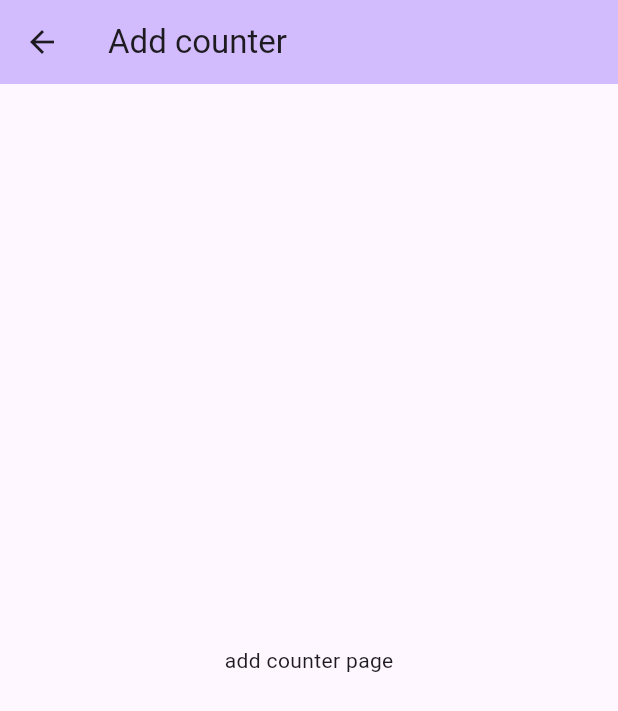
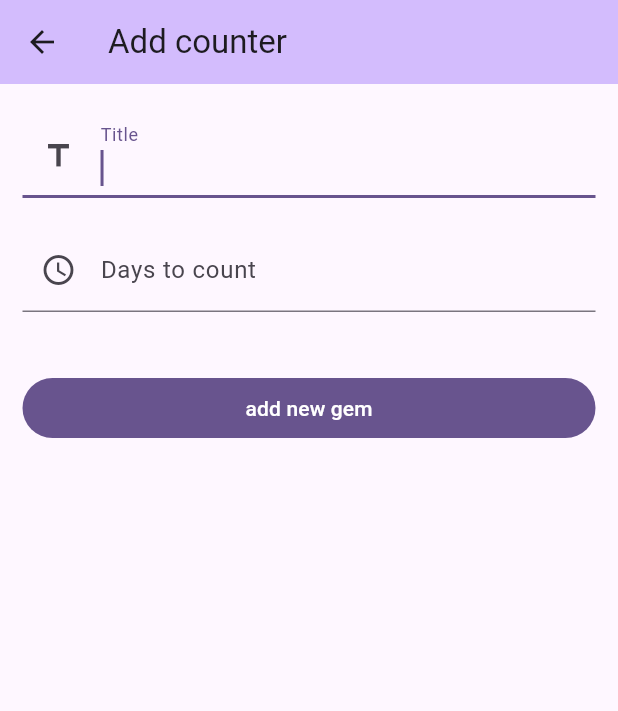
Before and after one commit to igieske/oyics, a Flutter app: the AddCounterPage screen opened by its route, on a phone screen of 412 x 824 dp. Shown: the top 711 px of the screen. Run offline on Flutter 3.47's test engine with Material 3 defaults, Android fonts, the phone set to English and light mode, and no system bars; our stand-ins replace go_router.

Commit message:
Add counter page: add form with title and days count fields.

```diff
--- a/lib/pages/add-counter.dart
+++ b/lib/pages/add-counter.dart
@@ -1,7 +1,21 @@
+import 'package:flutter/cupertino.dart';
 import 'package:flutter/material.dart';
+import 'package:go_router/go_router.dart';
+import 'package:oyics/main.dart';
 
-class AddCounterPage extends StatelessWidget {
+class AddCounterPage extends StatefulWidget {
   const AddCounterPage({super.key});
+
+  @override
+  State<AddCounterPage> createState() => _AddCounterPageState();
+}
+
+class _AddCounterPageState extends State<AddCounterPage> {
+
+  Map<String, String?> formData = {};
+  final _addCounterFormKey = GlobalKey<FormState>();
+  final TextEditingController counterTitleController = TextEditingController();
+  final TextEditingController daysToCountController = TextEditingController();
 
   @override
   Widget build(BuildContext context) {
@@ -10,8 +24,64 @@ class AddCounterPage extends StatelessWidget {
         backgroundColor: Theme.of(context).colorScheme.inversePrimary,
         title: const Text('Add counter'),
       ),
-      body: const Center(
-        child: Text('add counter page'),
+      body: Form(
+        key: _addCounterFormKey,
+        child: Container(
+          width: double.infinity,
+          padding: const EdgeInsets.symmetric(vertical: 20, horizontal: 15),
+          child: Column(
+            crossAxisAlignment: CrossAxisAlignment.stretch,
+            children: [
+              TextFormField(
+                controller: counterTitleController,
+                decoration: const InputDecoration(
+                  label: Text('Title'),
+                  prefixIcon: Icon(Icons.title),
+                ),
+                autofocus: true,
+                minLines: 1,
+                maxLines: 3,
+                onSaved: (String? value) {
+                  formData['counterTitle'] = value;
+                },
+                validator: (value) {
+                  if (value == null || value.isEmpty) {
+                    return 'Please enter the title';
+                  }
+                  return null;
+                },
+              ),
+              const SizedBox(height: 20),
+              TextFormField(
+                controller: daysToCountController,
+                decoration: const InputDecoration(
+                  label: Text('Days to count'),
+                  prefixIcon: Icon(Icons.access_time_outlined),
+                ),
+                keyboardType: TextInputType.number,
+                onSaved: (String? value) {
+                  formData['daysToCount'] = value;
+                },
+                validator: (value) {
+                  if (value == null || value.isEmpty) {
+                    return 'Please enter the number of days';
+                  }
+                  return null;
+                },
+              ),
+              const SizedBox(height: 40),
+              FilledButton(
+                onPressed: () async {
+                  if (_addCounterFormKey.currentState!.validate()) {
+                    _addCounterFormKey.currentState!.save();
+                    context.pop(formData);
+                  }
+                },
+                child: const Text('add new gem'),
+              ),
+            ],
+          ),
+        ),
       ),
     );
   }
```
